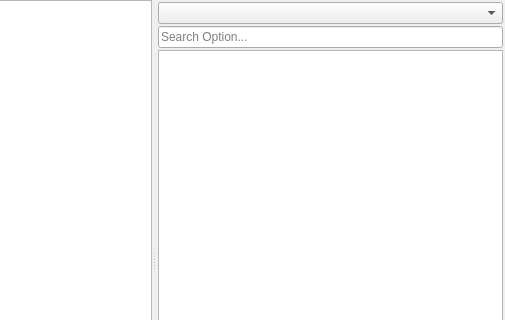
GAMS-dev/studio, file src/option/solveroptionwidget.ui: the form before one commit; both pictures show x 335 to 840 and y 0 to 320 of the 840 by 533 pixel window.
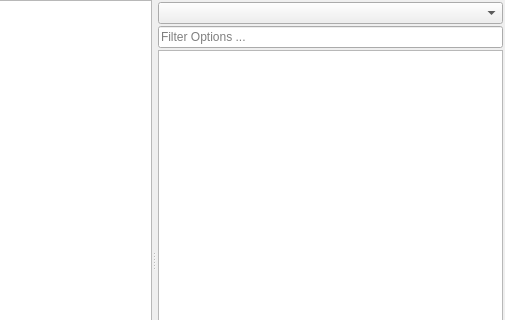
The form after the commit. Custom widgets are drawn as their Qt base class.

```diff
--- a/src/option/solveroptionwidget.ui
+++ b/src/option/solveroptionwidget.ui
@@ -157,7 +157,7 @@
         <item>
          <widget class="gams::studio::FilterLineEdit" name="solverOptionSearch">
           <property name="placeholderText">
-           <string>Search Option...</string>
+           <string>Filter Options ...</string>
           </property>
          </widget>
         </item>
```
Left out of the diff: 3 changed lines with no effect on the pictures.
